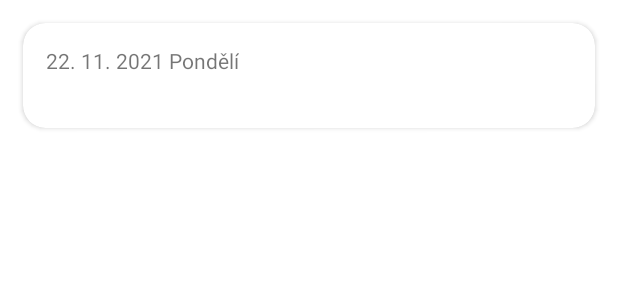
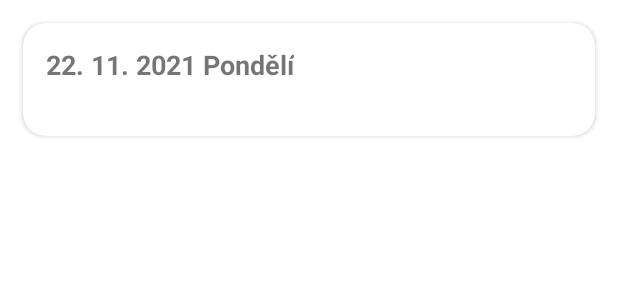
Before and after one commit to simon-vyhnis/Jidelna, an Android app: the layout item_day.xml on its own in the app's theme, with its tools: preview values and no code run, on a phone screen of 412 x 824 dp. Shown: the top 300 px of the screen. Run offline under Robolectric (Android 15) with nearby library versions, the phone set to English and light mode, and no system bars.

Commit message:
Date format update

```diff
--- a/app/src/main/java/com/simon/jdelna/ui/DaysViewAdapter.java
+++ b/app/src/main/java/com/simon/jdelna/ui/DaysViewAdapter.java
@@ -41,7 +41,7 @@ public class DaysViewAdapter extends RecyclerView.Adapter<DaysViewAdapter.ViewHo
     public void onBindViewHolder(@NonNull DaysViewAdapter.ViewHolder holder, int position) {
         DayWrap current = days.get(position);
         TextView date = holder.itemView.findViewById(R.id.date);
-        date.setText(current.getDate());
+        date.setText(current.getFormattedDate());
         DayPartsViewAdapter adapter = new DayPartsViewAdapter(current.getDay().getDayParts(), activity);
         RecyclerView recyclerView = holder.itemView.findViewById(R.id.day_parts);
         recyclerView.setAdapter(adapter);
--- a/app/src/main/java/com/simon/jdelna/ui/FoodsViewAdapter.java
+++ b/app/src/main/java/com/simon/jdelna/ui/FoodsViewAdapter.java
@@ -50,11 +50,9 @@ public class FoodsViewAdapter extends RecyclerView.Adapter<FoodsViewAdapter.View
         TextView content = holder.itemView.findViewById(R.id.content);
         content.setText(current.getContent());
 
-        long millis = System.currentTimeMillis();
         if(dayPart.getOrders().get(activity.getUserId()+"").foodId == foods.get(position).getId()){
             holder.itemView.setBackgroundColor(Color.parseColor("#b8ffc8"));
         }
-        Log.d("FoodViewAdapter","millis: "+(currentTimeMillis()-millis));
         //TODO: create onClick for selecting here
         //POST https://www.jidelna.cz/rest/u/c58zbtfnjz72h6t5nzfva9uzvbag8m/zarizeni/177/objednavky
         //[{"idUzivatele":"2559062","idMenu":"12391","den":"2021-12-02","stav":"Prihlaseno","mnozstvi":1}]
--- a/app/src/main/res/layout/item_day.xml
+++ b/app/src/main/res/layout/item_day.xml
@@ -16,7 +16,9 @@
             android:layout_width="wrap_content"
             android:layout_height="wrap_content"
             android:text="22. 11. 2021 Pondělí"
-            android:layout_margin="15dp"/>
+            android:layout_margin="15dp"
+            android:textStyle="bold"
+            android:textSize="18sp"/>
 
         <androidx.recyclerview.widget.RecyclerView
             android:id="@+id/day_parts"
```
Also changed, not shown: app/src/main/java/com/simon/jdelna/http/model/DayWrap.java (+15 -2 lines).
